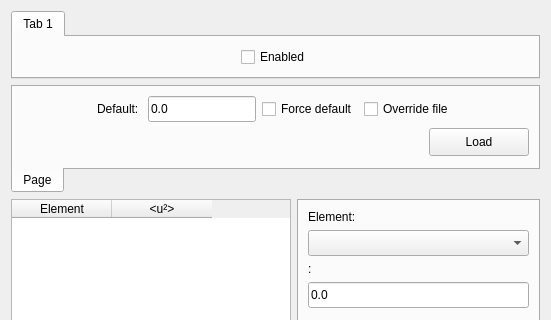
The window that src/gui/dialogs/settings/frames/thermalscatteringframe.ui (JJPPeters/clTEM) describes before a commit, drawn with Qt 5; both pictures show x 0 to 551 and y 0 to 320 of the 551 by 510 pixel window.
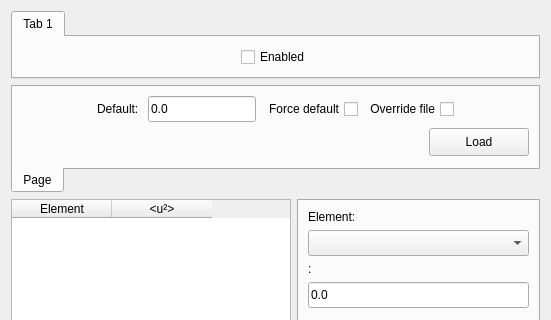
The same window after the commit. Custom widgets are drawn as their Qt base class.

```diff
--- a/src/gui/dialogs/settings/frames/thermalscatteringframe.ui
+++ b/src/gui/dialogs/settings/frames/thermalscatteringframe.ui
@@ -282,6 +282,9 @@
        </item>
        <item row="1" column="4">
         <widget class="QCheckBox" name="chkOverride">
+         <property name="layoutDirection">
+          <enum>Qt::RightToLeft</enum>
+         </property>
          <property name="text">
           <string>Override file</string>
          </property>
@@ -289,6 +292,9 @@
        </item>
        <item row="1" column="3">
         <widget class="QCheckBox" name="chkForceDefault">
+         <property name="layoutDirection">
+          <enum>Qt::RightToLeft</enum>
+         </property>
          <property name="text">
           <string>Force default</string>
          </property>
```
